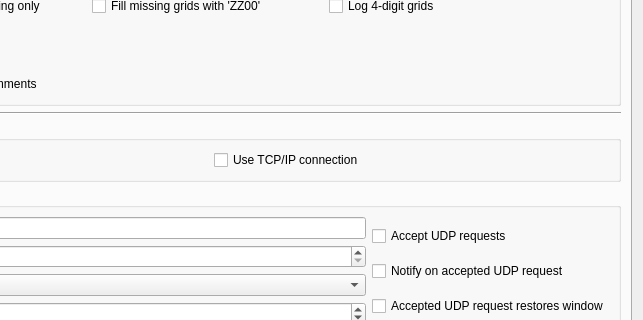
Qt form Configuration.ui (vash909/WSJT-CB) before a commit; both pictures show x 221 to 864 and y 107 to 427 of the 864 by 716 pixel window.
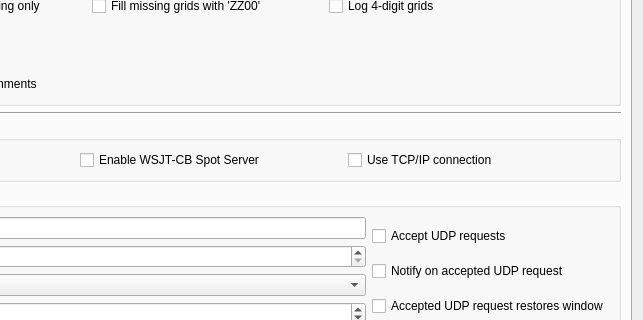
The same form after that commit. The open tabs and pages were chosen to show the change. Custom widgets are drawn as their Qt base class.

Commit message: added support for WSJT-CB spot server and fixed an issue with /LL callsigns QSO

Patch:
```diff
--- a/Configuration.ui
+++ b/Configuration.ui
@@ -2337,6 +2337,16 @@
             </property>
            </widget>
           </item>
+          <item>
+           <widget class="QCheckBox" name="wsjtcb_spot_server_check_box">
+            <property name="toolTip">
+             <string>&lt;html&gt;&lt;head/&gt;&lt;body&gt;&lt;p&gt;Send decoded spots to the WSJT-CB spot server at https://xzgroup.net/spots/api/ingest.php.&lt;/p&gt;&lt;p&gt;This uses the same locator-based data already available in the decode stream and can be enabled independently from PSK Reporter.&lt;/p&gt;&lt;/body&gt;&lt;/html&gt;</string>
+            </property>
+            <property name="text">
+             <string>Enable WSJT-CB Spot Server</string>
+            </property>
+           </widget>
+          </item>
           <item>
            <widget class="QCheckBox" name="psk_reporter_tcpip_check_box">
             <property name="toolTip">
```
Left out of the diff: 1 changed line with no effect on the pictures. The commit also changes 4 other files.
